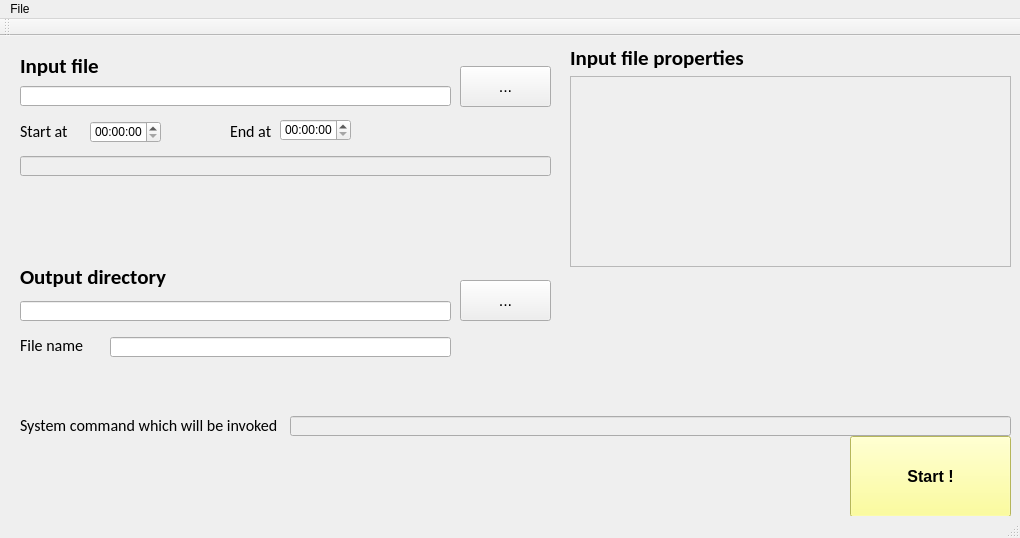
Above: Laboratoire_1_IHM/mainwindow.ui from aroubaty/IHM_Lab1 before the change. Below: the same form after it.
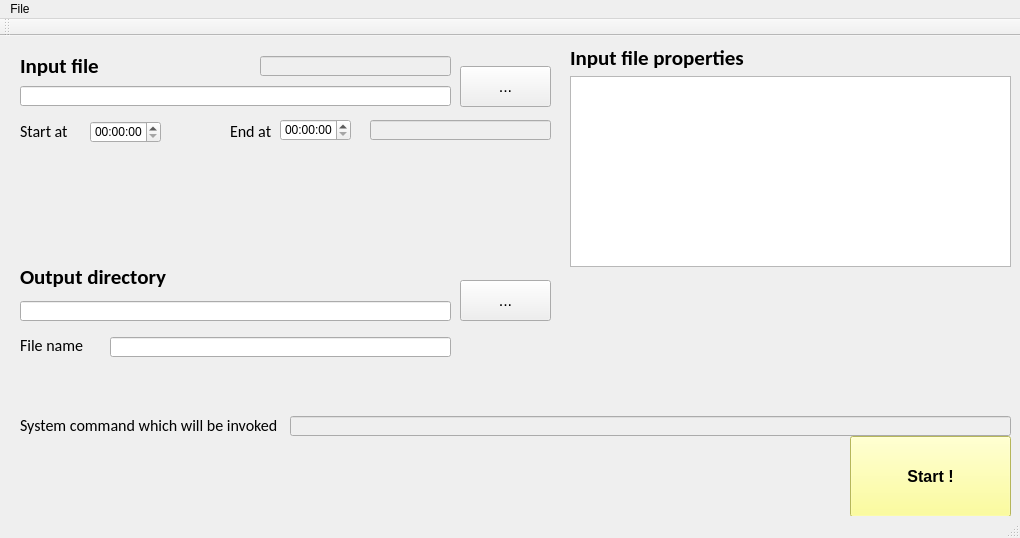
That is the form after the change.

Commit message: Code terminé

Patch:
```diff
--- a/Laboratoire_1_IHM/mainwindow.ui
+++ b/Laboratoire_1_IHM/mainwindow.ui
@@ -145,7 +145,7 @@
    </widget>
    <widget class="QTextEdit" name="txtInputFileProperties">
     <property name="enabled">
-     <bool>false</bool>
+     <bool>true</bool>
     </property>
     <property name="geometry">
      <rect>
@@ -155,6 +155,9 @@
       <height>191</height>
      </rect>
     </property>
+    <property name="readOnly">
+     <bool>true</bool>
+    </property>
    </widget>
    <widget class="QLabel" name="label_4">
     <property name="geometry">
@@ -726,9 +729,28 @@
     </property>
     <property name="geometry">
      <rect>
-      <x>20</x>
-      <y>120</y>
-      <width>531</width>
+      <x>260</x>
+      <y>20</y>
+      <width>191</width>
+      <height>20</height>
+     </rect>
+    </property>
+    <property name="font">
+     <font>
+      <weight>75</weight>
+      <bold>true</bold>
+     </font>
+    </property>
+   </widget>
+   <widget class="QLineEdit" name="txtTimeOutputVideo">
+    <property name="enabled">
+     <bool>false</bool>
+    </property>
+    <property name="geometry">
+     <rect>
+      <x>370</x>
+      <y>84</y>
+      <width>181</width>
       <height>20</height>
      </rect>
     </property>
```
The commit also changes 2 other files.
